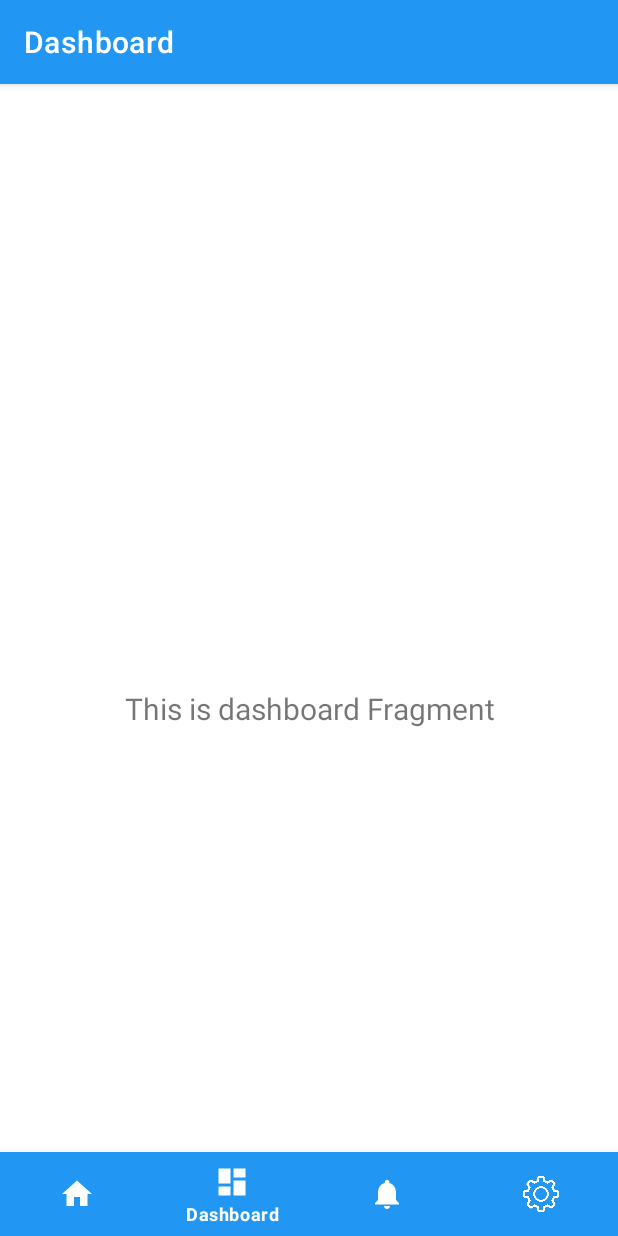
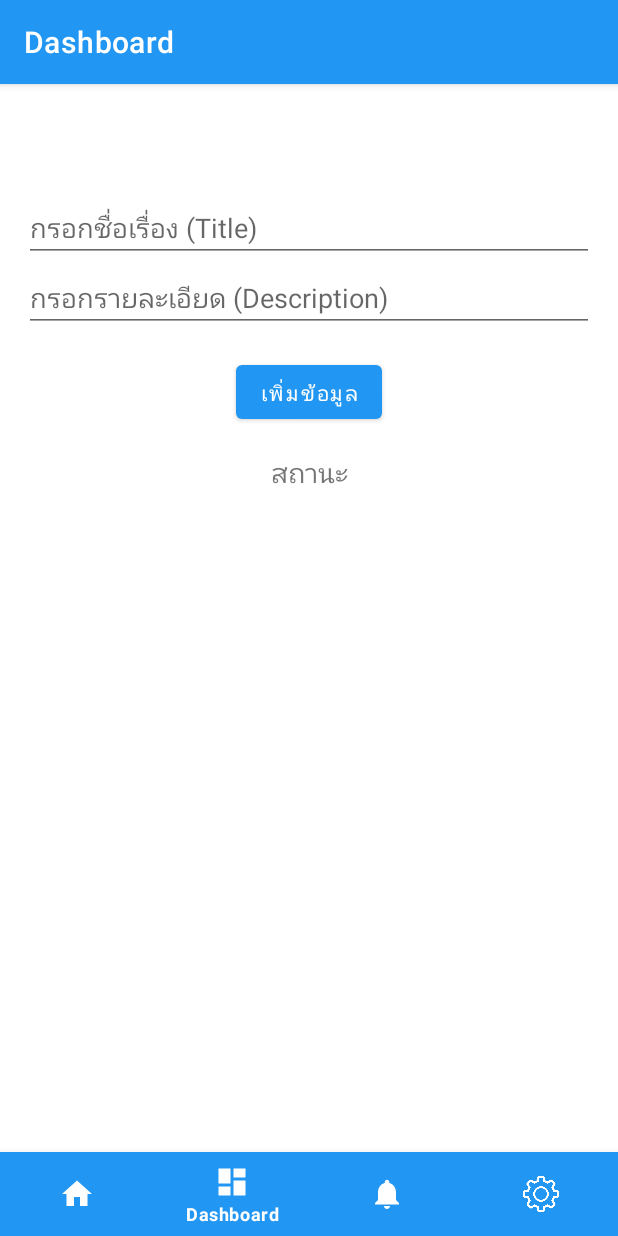
Before and after one commit to NonJirawat/ProjectPagun, an Android app: the DashboardFragment screen opened through its navigation route, on a phone screen of 412 x 824 dp. Run offline under Robolectric (Android 15) with nearby library versions, the light colour scheme and no system bars; our stand-ins replace Firebase (no records; nobody signed in at launch, a user with empty details on screens opened directly), navigation-ui.

Commit message:
firebase test

```diff
--- a/app/src/main/java/com/example/projectpagun/ui/dashboard/DashboardFragment.kt
+++ b/app/src/main/java/com/example/projectpagun/ui/dashboard/DashboardFragment.kt
@@ -4,35 +4,49 @@ import android.os.Bundle
 import android.view.LayoutInflater
 import android.view.View
 import android.view.ViewGroup
-import android.widget.TextView
+import android.widget.Toast
 import androidx.fragment.app.Fragment
-import androidx.lifecycle.ViewModelProvider
 import com.example.projectpagun.databinding.FragmentDashboardBinding
+import com.google.firebase.firestore.FirebaseFirestore
 
 class DashboardFragment : Fragment() {
 
     private var _binding: FragmentDashboardBinding? = null
+    private val binding get() = _binding!!
 
-    // This property is only valid between onCreateView and
-    // onDestroyView.
-    private val binding get() = _binding!!
+    private val db = FirebaseFirestore.getInstance()
 
     override fun onCreateView(
         inflater: LayoutInflater,
         container: ViewGroup?,
         savedInstanceState: Bundle?
     ): View {
-        val dashboardViewModel =
-            ViewModelProvider(this).get(DashboardViewModel::class.java)
-
         _binding = FragmentDashboardBinding.inflate(inflater, container, false)
         val root: View = binding.root
 
-        val textView: TextView = binding.textDashboard
-        dashboardViewModel.text.observe(viewLifecycleOwner) {
-            textView.text = it
+        // กดปุ่มแล้วเพิ่มข้อมูลไป Firestore
+        binding.buttonAddData.setOnClickListener {
+            addDataToFirestore()
         }
+
         return root
+    }
+
+    private fun addDataToFirestore() {
+        val data = hashMapOf(
+            "title" to "Test Title",
+            "description" to "This is a test description",
+            "timestamp" to System.currentTimeMillis()
+        )
+
+        db.collection("dashboard_data")
+            .add(data)
+            .addOnSuccessListener {
+                Toast.makeText(requireContext(), "เพิ่มข้อมูลสำเร็จ!", Toast.LENGTH_SHORT).show()
+            }
+            .addOnFailureListener { e ->
+                Toast.makeText(requireContext(), "เกิดข้อผิดพลาด: ${e.message}", Toast.LENGTH_SHORT).show()
+            }
     }
 
     override fun onDestroyView() {
--- a/app/src/main/res/layout/fragment_dashboard.xml
+++ b/app/src/main/res/layout/fragment_dashboard.xml
@@ -6,17 +6,47 @@
     android:layout_height="match_parent"
     tools:context=".ui.dashboard.DashboardFragment">
 
+    <EditText
+        android:id="@+id/edit_text_title"
+        android:layout_width="match_parent"
+        android:layout_height="wrap_content"
+        android:layout_margin="16dp"
+        android:hint="กรอกชื่อเรื่อง (Title)"
+        app:layout_constraintTop_toTopOf="parent"
+        app:layout_constraintStart_toStartOf="parent"
+        app:layout_constraintEnd_toEndOf="parent" />
+
+    <EditText
+        android:id="@+id/edit_text_description"
+        android:layout_width="match_parent"
+        android:layout_height="wrap_content"
+        android:layout_marginStart="16dp"
+        android:layout_marginEnd="16dp"
+        android:hint="กรอกรายละเอียด (Description)"
+        app:layout_constraintTop_toBottomOf="@id/edit_text_title"
+        app:layout_constraintStart_toStartOf="parent"
+        app:layout_constraintEnd_toEndOf="parent" />
+
+    <Button
+        android:id="@+id/button_add_data"
+        android:layout_width="wrap_content"
+        android:layout_height="wrap_content"
+        android:text="เพิ่มข้อมูล"
+        app:layout_constraintTop_toBottomOf="@id/edit_text_description"
+        app:layout_constraintStart_toStartOf="parent"
+        app:layout_constraintEnd_toEndOf="parent"
+        android:layout_marginTop="16dp" />
+
     <TextView
         android:id="@+id/text_dashboard"
         android:layout_width="match_parent"
         android:layout_height="wrap_content"
-        android:layout_marginStart="8dp"
-        android:layout_marginTop="8dp"
-        android:layout_marginEnd="8dp"
         android:textAlignment="center"
-        android:textSize="20sp"
-        app:layout_constraintBottom_toBottomOf="parent"
-        app:layout_constraintEnd_toEndOf="parent"
+        android:textSize="18sp"
+        android:text="สถานะ"
+        android:layout_marginTop="16dp"
+        app:layout_constraintTop_toBottomOf="@id/button_add_data"
         app:layout_constraintStart_toStartOf="parent"
-        app:layout_constraintTop_toTopOf="parent" />
+        app:layout_constraintEnd_toEndOf="parent" />
+
 </androidx.constraintlayout.widget.ConstraintLayout>
```
